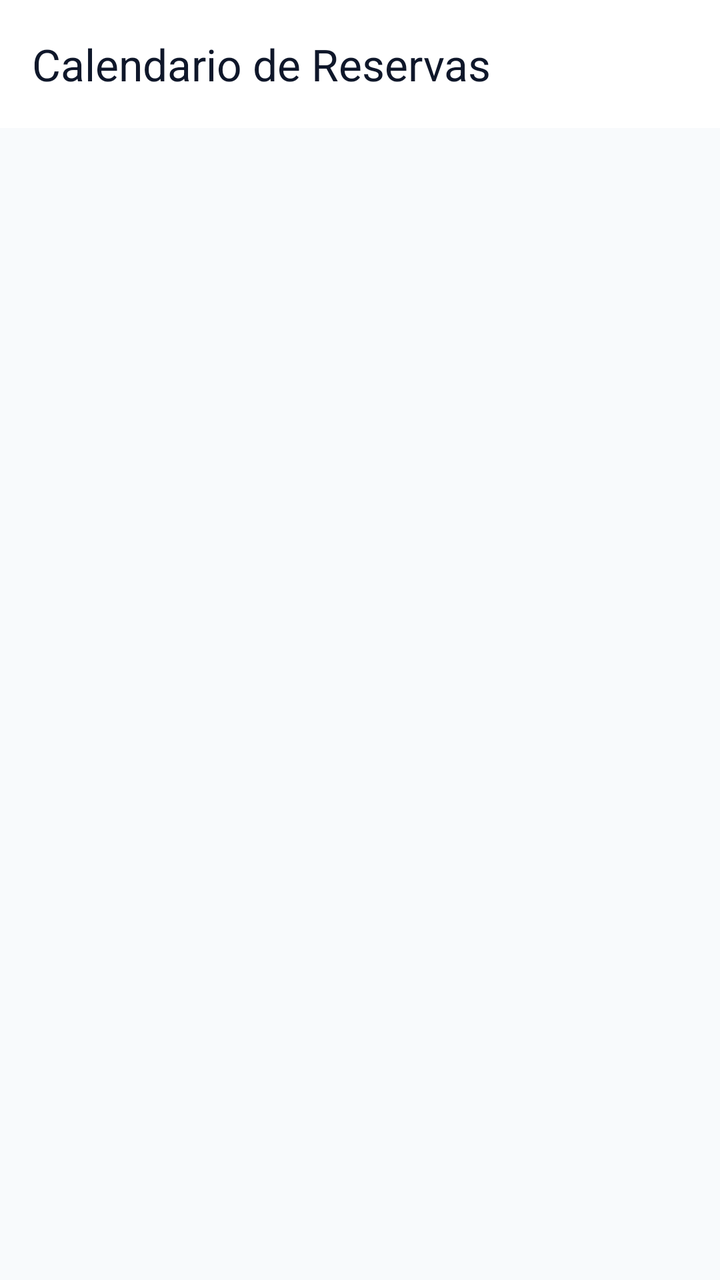
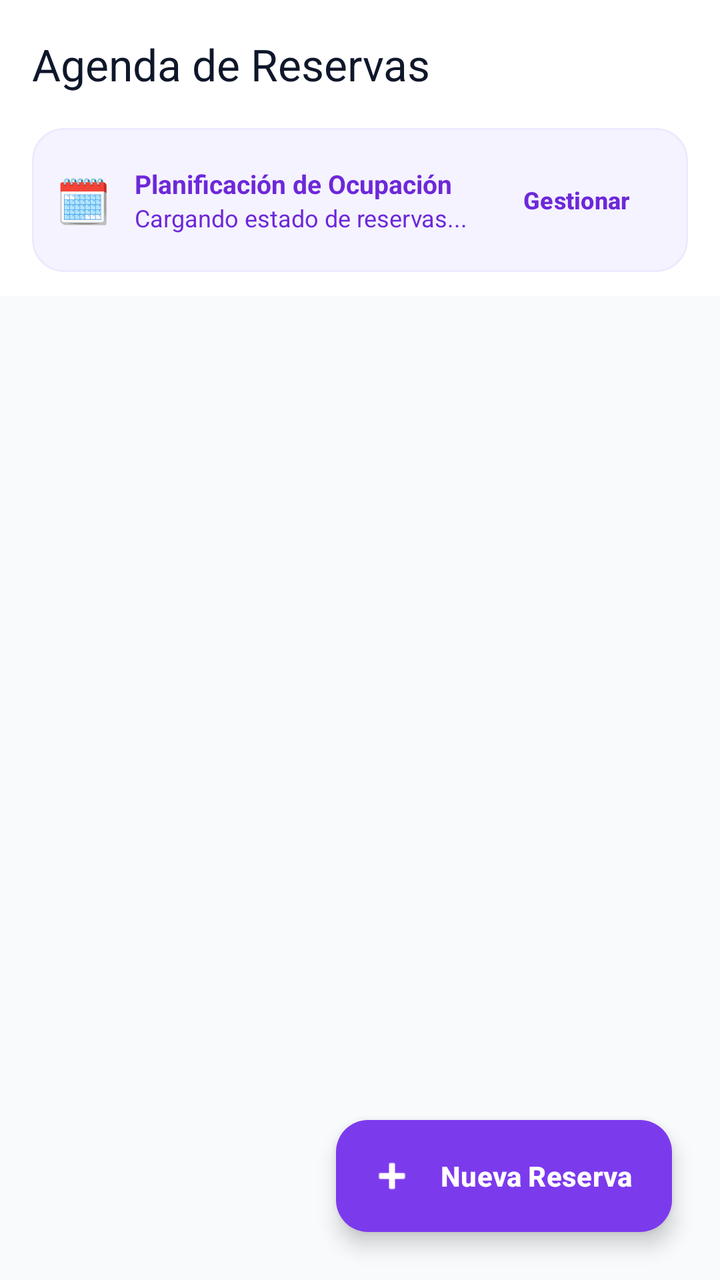

An Android layout rendered at two revisions. The XML below is the earlier revision; the diff shows what the commit changed to produce the second picture.
<!-- AndroidManifest.xml: application theme Theme.Gomezmart -->
<!-- res/layout/fragment_hotel_calendar.xml -->
<?xml version="1.0" encoding="utf-8"?>
<LinearLayout xmlns:android="http://schemas.android.com/apk/res/android"
    xmlns:app="http://schemas.android.com/apk/res-auto"
    android:layout_width="match_parent"
    android:layout_height="match_parent"
    android:orientation="vertical"
    android:background="@color/slate_50">

    <com.google.android.material.appbar.AppBarLayout
        android:layout_width="match_parent"
        android:layout_height="wrap_content"
        android:background="@color/white">
        <com.google.android.material.appbar.MaterialToolbar
            android:id="@+id/toolbarCalendar"
            android:layout_width="match_parent"
            android:layout_height="?attr/actionBarSize"
            app:title="Calendario de Reservas"
            app:titleTextColor="@color/slate_900" />
    </com.google.android.material.appbar.AppBarLayout>

    <androidx.recyclerview.widget.RecyclerView
        android:id="@+id/rvCalendarBookings"
        android:layout_width="match_parent"
        android:layout_height="match_parent"
        android:padding="8dp" />

</LinearLayout>
<!-- resources referenced by this layout -->
<resources>
  <color name="slate_50">#F8FAFC</color>
  <color name="slate_900">#0F172A</color>
  <color name="white">#FFFFFFFF</color>
  <style name="Theme.Gomezmart" parent="Base.Theme.Gomezmart" />
  <style name="Base.Theme.Gomezmart" parent="Theme.Material3.DayNight.NoActionBar">
          <item name="colorPrimary">@color/purple_600</item>
          <item name="colorOnPrimary">@color/white</item>
          <item name="colorSecondary">@color/indigo_500</item>
          <item name="colorSurface">@color/slate_50</item>
          <item name="colorOnSurface">@color/slate_900</item>
          <item name="colorOnSurfaceVariant">@color/slate_500</item>
          <item name="colorSurfaceContainer">@color/white</item>
          <item name="android:windowBackground">@color/slate_50</item>
      </style>
  <color name="purple_600">#7C3AED</color>
  <color name="indigo_500">#6366F1</color>
  <color name="slate_500">#64748B</color>
</resources>

<!-- the commit's change to res/layout/fragment_hotel_calendar.xml (unified diff, before → after) -->
@@ -1,27 +1,156 @@
 <?xml version="1.0" encoding="utf-8"?>
-<LinearLayout xmlns:android="http://schemas.android.com/apk/res/android"
+<androidx.coordinatorlayout.widget.CoordinatorLayout xmlns:android="http://schemas.android.com/apk/res/android"
     xmlns:app="http://schemas.android.com/apk/res-auto"
     android:layout_width="match_parent"
     android:layout_height="match_parent"
-    android:orientation="vertical"
     android:background="@color/slate_50">
 
     <com.google.android.material.appbar.AppBarLayout
         android:layout_width="match_parent"
         android:layout_height="wrap_content"
-        android:background="@color/white">
+        android:background="@color/white"
+        app:elevation="2dp">
+
         <com.google.android.material.appbar.MaterialToolbar
             android:id="@+id/toolbarCalendar"
             android:layout_width="match_parent"
             android:layout_height="?attr/actionBarSize"
-            app:title="Calendario de Reservas"
+            app:title="Agenda de Reservas"
             app:titleTextColor="@color/slate_900" />
+
+        
+        <com.google.android.material.card.MaterialCardView
+            android:layout_width="match_parent"
+            android:layout_height="wrap_content"
+            android:layout_marginHorizontal="16dp"
+            android:layout_marginBottom="12dp"
+            app:cardBackgroundColor="@color/purple_50"
+            app:cardCornerRadius="16dp"
+            app:cardElevation="0dp"
+            app:strokeWidth="1dp"
+            app:strokeColor="@color/purple_100">
+
+            <LinearLayout
+                android:layout_width="match_parent"
+                android:layout_height="wrap_content"
+                android:orientation="horizontal"
+                android:gravity="center_vertical"
+                android:padding="12dp">
+
+                <TextView
+                    android:layout_width="wrap_content"
+                    android:layout_height="wrap_content"
+                    android:text="🗓️"
+                    android:textSize="22sp" />
+
+                <LinearLayout
+                    android:layout_width="0dp"
+                    android:layout_height="wrap_content"
+                    android:layout_weight="1"
+                    android:orientation="vertical"
+                    android:layout_marginStart="12dp">
+
+                    <TextView
+                        android:id="@+id/tvCalendarSummaryTitle"
+                        android:layout_width="wrap_content"
+                        android:layout_height="wrap_content"
+                        android:text="Planificación de Ocupación"
+                        android:textColor="@color/purple_700"
+                        android:textSize="13sp"
+                        android:textStyle="bold" />
+
+                    <TextView
+                        android:id="@+id/tvCalendarSummaryCount"
+                        android:layout_width="wrap_content"
+                        android:layout_height="wrap_content"
+                        android:text="Cargando estado de reservas..."
+                        android:textColor="@color/purple_700"
+                        android:textSize="12sp" />
+                </LinearLayout>
+
+                <com.google.android.material.button.MaterialButton
+                    android:id="@+id/btnOpenBookingsActivity"
+                    style="@style/Widget.Material3.Button.TextButton"
+                    android:layout_width="wrap_content"
+                    android:layout_height="wrap_content"
+                    android:text="Gestionar"
+                    android:textColor="@color/purple_700"
+                    android:textSize="12sp"
+                    android:textStyle="bold" />
+            </LinearLayout>
+        </com.google.android.material.card.MaterialCardView>
+
     </com.google.android.material.appbar.AppBarLayout>
 
     <androidx.recyclerview.widget.RecyclerView
         android:id="@+id/rvCalendarBookings"
         android:layout_width="match_parent"
         android:layout_height="match_parent"
-        android:padding="8dp" />
+        android:padding="8dp"
+        android:clipToPadding="false"
+        android:paddingBottom="120dp"
+        app:layout_behavior="@string/appbar_scrolling_view_behavior" />
 
-</LinearLayout>
+    
+    <LinearLayout
+        android:id="@+id/layoutEmptyCalendar"
+        android:layout_width="match_parent"
+        android:layout_height="match_parent"
+        android:gravity="center"
+        android:orientation="vertical"
+        android:paddingHorizontal="32dp"
+        android:visibility="gone"
+        app:layout_behavior="@string/appbar_scrolling_view_behavior">
+
+        <TextView
+            android:layout_width="wrap_content"
+            android:layout_height="wrap_content"
+            android:text="📅"
+            android:textSize="56sp" />
+
+        <TextView
+            android:layout_width="wrap_content"
+            android:layout_height="wrap_content"
+            android:layout_marginTop="16dp"
+            android:text="Sin reservas programadas"
+            android:textColor="@color/slate_800"
+            android:textSize="18sp"
+            android:textStyle="bold" />
+
+        <TextView
+            android:layout_width="wrap_content"
+            android:layout_height="wrap_content"
+            android:layout_marginTop="8dp"
+            android:text="Aquí aparecerán todas las reservas confirmadas de tus huéspedes para planificar la ocupación por fechas."
+            android:textAlignment="center"
+            android:textColor="@color/slate_500"
+            android:textSize="14sp" />
+
+        <com.google.android.material.button.MaterialButton
+            android:id="@+id/btnEmptyAddBooking"
+            style="@style/Widget.Material3.Button"
+            android:layout_width="wrap_content"
+            android:layout_height="wrap_content"
+            android:layout_marginTop="20dp"
+            android:text="Registrar Nueva Reserva"
+            app:backgroundTint="@color/purple_600"
+            app:cornerRadius="20dp"
+            app:icon="@android:drawable/ic_input_add"
+            app:iconTint="@color/white" />
+    </LinearLayout>
+
+    <com.google.android.material.floatingactionbutton.ExtendedFloatingActionButton
+        android:id="@+id/fabAddCalendarBooking"
+        android:layout_width="wrap_content"
+        android:layout_height="wrap_content"
+        android:layout_gravity="bottom|end"
+        android:layout_margin="24dp"
+        android:layout_marginBottom="110dp"
+        android:text="Nueva Reserva"
+        android:textColor="@color/white"
+        android:textStyle="bold"
+        app:backgroundTint="@color/purple_600"
+        app:icon="@android:drawable/ic_input_add"
+        app:iconTint="@color/white" />
+
+</androidx.coordinatorlayout.widget.CoordinatorLayout>
<!-- resource entries referenced after the edit -->
@@ -1,5 +1,7 @@
 <!-- resources referenced by this layout -->
 <resources>
+  <color name="purple_100">#EDE9FE</color>
+  <color name="purple_50">#F5F3FF</color>
   <color name="slate_50">#F8FAFC</color>
   <color name="slate_900">#0F172A</color>
   <color name="white">#FFFFFFFF</color>
@@ -15,7 +17,9 @@
           <item name="android:windowBackground">@color/slate_50</item>
       </style>
   <color name="purple_600">#7C3AED</color>
+  <color name="purple_700">#6D28D9</color>
   <color name="indigo_500">#6366F1</color>
   <color name="slate_500">#64748B</color>
+  <color name="slate_800">#1E293B</color>
 </resources>
 
